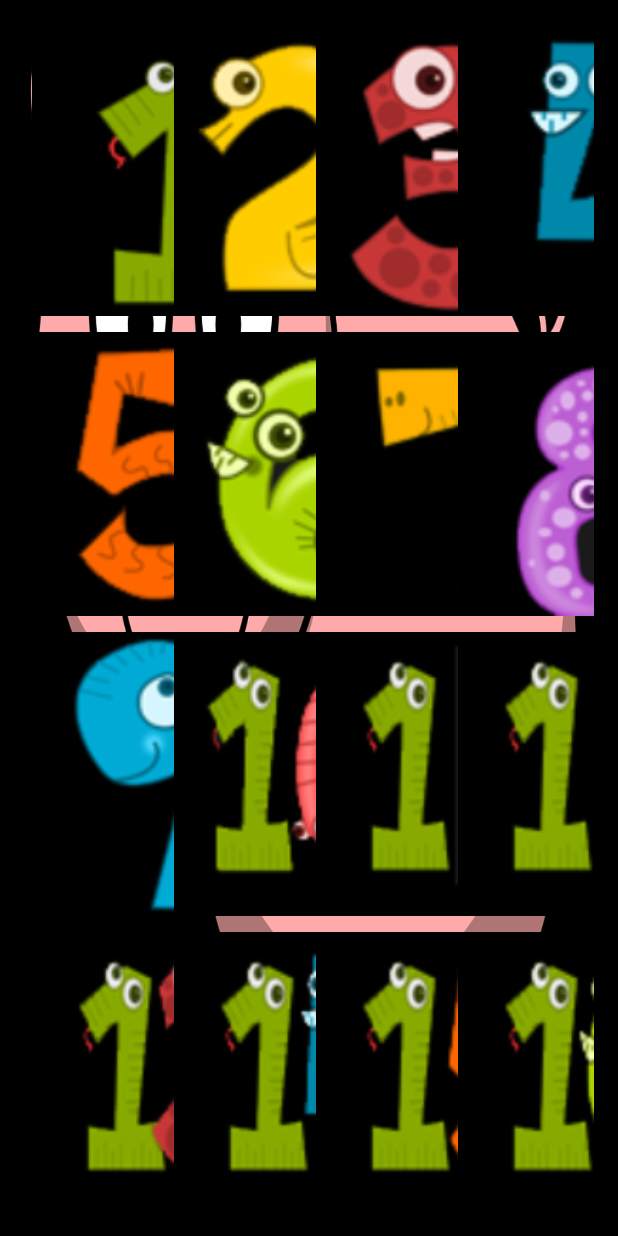
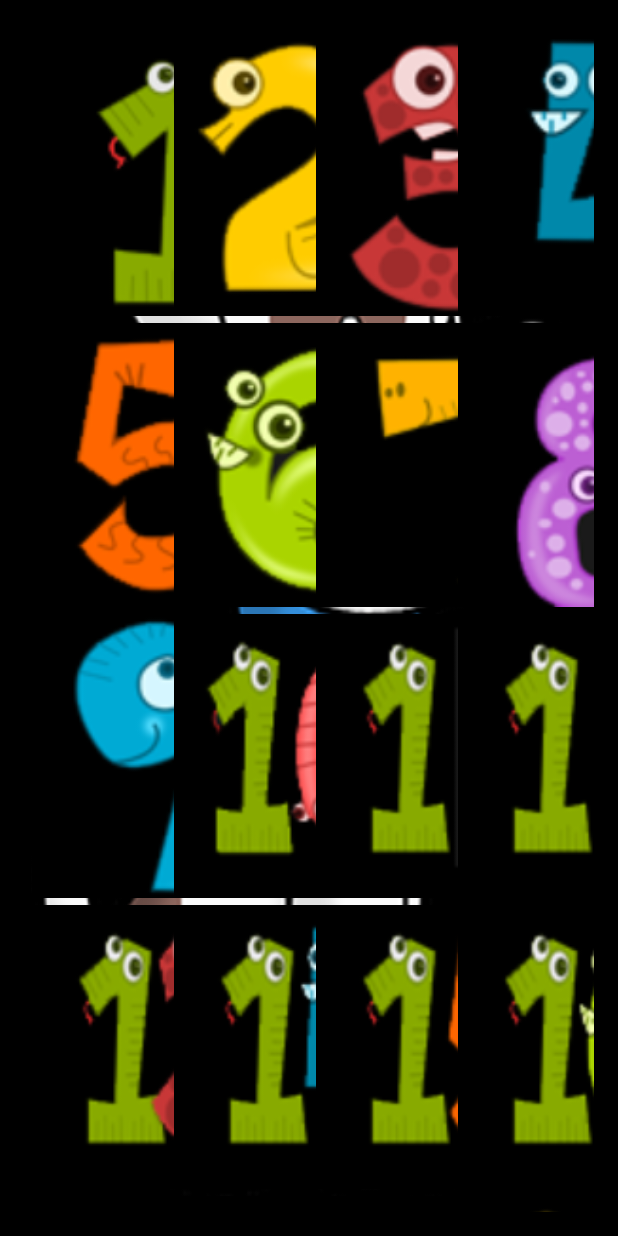
Before and after one commit to juanluiscarpinteiro/GameDevelopment, an Android app: the screen it shows after launch (MainActivity), on a phone screen of 412 x 824 dp. Run offline under Robolectric (Android 15) with nearby library versions, the phone set to English and light mode, and no system bars.

Commit message:
game cyclews between 10 images as background

```diff
--- a/app/src/main/java/com/gamedevelopment/esdny/gamedevelopment/MainActivity.java
+++ b/app/src/main/java/com/gamedevelopment/esdny/gamedevelopment/MainActivity.java
@@ -3,9 +3,8 @@ package com.gamedevelopment.esdny.gamedevelopment;
 import android.app.Activity;
 import android.content.Context;
 import android.content.Intent;
+import android.os.Bundle;
 import android.os.Handler;
-import android.support.v7.app.AppCompatActivity;
-import android.os.Bundle;
 import android.view.Menu;
 import android.view.MenuItem;
 import android.view.View;
@@ -15,8 +14,8 @@ import android.widget.BaseAdapter;
 import android.widget.Button;
 import android.widget.EditText;
 import android.widget.GridView;
+import android.widget.ImageButton;
 import android.widget.ImageView;
-import android.widget.TextView;
 import android.widget.Toast;
 
 import java.util.Random;
@@ -28,12 +27,13 @@ public class MainActivity extends Activity {
     final ImageAdapter adapter = new ImageAdapter(this);
     Handler handler = new Handler();
     boolean gameOverStatus= false;
-    String PictureName="pig";
+    String backgroundPictureName;
+    Random rand = new Random();
     //int alphabetLength = alphabet1.length();
 
-    public Integer[] backgroundImages = {R.drawable.pig, R.drawable.giraffe,R.drawable.cow,R.drawable.rabbit,R.drawable.hippo};
+    public Integer[] backgroundImages = {R.drawable.pig, R.drawable.giraffe,R.drawable.cow,R.drawable.rabbit,R.drawable.hippo,R.drawable.cat,R.drawable.dog,R.drawable.donkey,R.drawable.eagle,R.drawable.horse};
 
-    String [] animalNames = new String []{"pig", "giraffe","cow","rabbit","hippo"};
+    String [] animalNames = new String []{"pig", "giraffe","cow","rabbit","hippo","cat","dog","donkey","eagle","horse"};
 
 
 
@@ -98,10 +98,12 @@ public class MainActivity extends Activity {
         final GridView gr = (GridView) findViewById(R.id.gridView1);
         shuffleArray(emojis,alphabet1);
         arraySize = alphabet1.length;
-        gr.setBackground();
+        final int randomIndex = rand.nextInt(10);
+        backgroundPictureName= animalNames[randomIndex];
+        gr.setBackgroundResource(backgroundImages[randomIndex]);
 
 
-        final Button button = (Button) findViewById(R.id.imageButton);
+        final Button button = (Button) findViewById(R.id.playAgainButton);
         final EditText myEditText=(EditText) findViewById(R.id.textBox);
 
         button.setOnClickListener(new View.OnClickListener() {
@@ -109,12 +111,20 @@ public class MainActivity extends Activity {
                 // Perform action on click
                 String UsersAnswer = (String) myEditText.getText().toString();
                 UsersAnswer = UsersAnswer.replace(" ", "");
-                Toast.makeText(getApplicationContext(),
-                        " this is what you entered " + UsersAnswer + "name of the pic is " + PictureName, Toast.LENGTH_SHORT).show();
-                if(UsersAnswer.equalsIgnoreCase(PictureName))
+
+                if(UsersAnswer.equalsIgnoreCase(backgroundPictureName))
                 {
-                    finish();
-                    startActivity(new Intent(MainActivity.this,winner.class ));
+                    Toast.makeText(getApplicationContext(),
+                            "The Name of the Animal is " + backgroundPictureName, Toast.LENGTH_LONG).show();
+
+                    for(int i=0;i<alphabet1.length;i++)
+                    {
+                        gr.getChildAt(i).setVisibility(View.INVISIBLE);
+                    }
+                    myEditText.setVisibility(View.INVISIBLE);
+                    button.setVisibility(View.INVISIBLE);
+                    EndOfActivity();
+
                 }
                 else {
                     Toast.makeText(getApplicationContext(),
@@ -285,6 +295,22 @@ public class MainActivity extends Activity {
 
     }
 
+    public void EndOfActivity()
+    {
+
+        //gridView.setVisibility(View.INVISIBLE);
+
+        handler.postDelayed(new Runnable() {
+            @Override
+            public void run() {
+                finish();
+
+                startActivity(new Intent(MainActivity.this,winner.class ));
+            }
+        }, 5000);
+
+    }
+
     private static void shuffleArray(Integer[] array,String[] array1)
     {
         int index, temp;
--- a/app/src/main/java/com/gamedevelopment/esdny/gamedevelopment/winner.java
+++ b/app/src/main/java/com/gamedevelopment/esdny/gamedevelopment/winner.java
@@ -7,7 +7,6 @@ import android.view.Menu;
 import android.view.MenuItem;
 import android.view.View;
 import android.widget.Button;
-import android.widget.Toast;
 
 /**
  * Created by juan on 11/22/2016.
--- a/app/src/main/res/layout/activity_main.xml
+++ b/app/src/main/res/layout/activity_main.xml
@@ -1,12 +1,14 @@
 <?xml version="1.0" encoding="utf-8"?>
 <RelativeLayout xmlns:android="http://schemas.android.com/apk/res/android"
-    xmlns:app="http://schemas.android.com/apk/res-auto"
-    xmlns:tools="http://schemas.android.com/tools" android:layout_width="match_parent"
-    android:layout_height="match_parent" android:paddingLeft="@dimen/activity_horizontal_margin"
+    xmlns:tools="http://schemas.android.com/tools"
+    android:layout_width="match_parent"
+    android:layout_height="match_parent"
+    android:paddingLeft="@dimen/activity_horizontal_margin"
     android:paddingRight="@dimen/activity_horizontal_margin"
     android:paddingTop="@dimen/activity_vertical_margin"
     android:background="@android:color/black"
-    android:paddingBottom="@dimen/activity_vertical_margin" tools:context=".MainActivity">
+    android:paddingBottom="@dimen/activity_vertical_margin"
+    tools:context=".MainActivity">
 
 
 
@@ -20,7 +22,7 @@
         android:columnWidth="50dp"
         android:horizontalSpacing="0dp"
         android:listSelector="@android:color/black"
-        android:verticalSpacing="0dp"
+        android:verticalSpacing="-6dp"
         android:stretchMode="columnWidth"
         android:layout_centerHorizontal="true" />
 
@@ -29,7 +31,7 @@
         android:layout_width="wrap_content"
         android:layout_height="wrap_content"
         android:layout_marginTop="17dp"
-        android:id="@+id/imageButton"
+        android:id="@+id/playAgainButton"
         android:layout_below="@+id/gridView1"
         android:layout_alignParentRight="true"
         android:layout_alignParentEnd="true" />
@@ -39,14 +41,14 @@
         android:layout_height="wrap_content"
         android:inputType="textPersonName"
         android:ems="10"
-        android:layout_alignBottom="@+id/imageButton"
+        android:layout_alignBottom="@+id/playAgainButton"
         android:layout_alignParentLeft="true"
         android:layout_alignParentStart="true"
         android:id="@+id/textBox"
         android:hint="Gess The Animal"
         android:textColorHint="@android:color/white"
         android:textColor="@color/primary_text_default_material_dark"
-        android:layout_alignTop="@+id/imageButton" />
+        android:layout_alignTop="@+id/playAgainButton" />
 
 
 </RelativeLayout>
```
Also changed, not shown: app/src/main/res/layout/winer_activity.xml (+12 -9 lines), app/src/main/res/drawable/cat.png (added), app/src/main/res/drawable/dog.png (added), app/src/main/res/drawable/donkey.png (added), app/src/main/res/drawable/eagle.png (added), app/src/main/res/drawable/horse.png (added), 1 other file.
